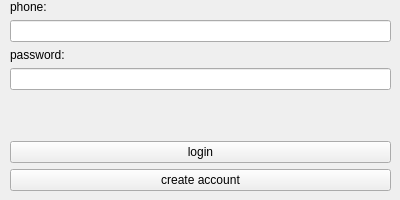
Before: the Qt Designer form ui/login/login.ui in shikro/database_client, drawn with Qt 5.
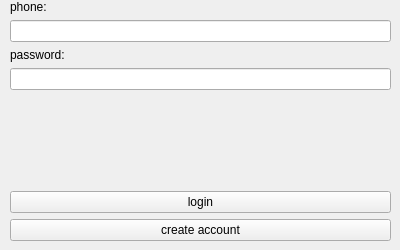
After: the same form once the commit is applied.

Commit message: login errors + client info parsing

What changed in the file:
```diff
--- a/ui/login/login.ui
+++ b/ui/login/login.ui
@@ -7,7 +7,7 @@
     <x>0</x>
     <y>0</y>
     <width>400</width>
-    <height>200</height>
+    <height>250</height>
    </rect>
   </property>
   <property name="sizePolicy">
@@ -19,13 +19,13 @@
   <property name="minimumSize">
    <size>
     <width>400</width>
-    <height>200</height>
+    <height>250</height>
    </size>
   </property>
   <property name="maximumSize">
    <size>
     <width>400</width>
-    <height>200</height>
+    <height>250</height>
    </size>
   </property>
   <property name="windowTitle">
@@ -41,7 +41,7 @@
       <x>10</x>
       <y>0</y>
       <width>381</width>
-      <height>191</height>
+      <height>241</height>
      </rect>
     </property>
     <layout class="QVBoxLayout" name="verticalLayout">
@@ -101,6 +101,42 @@
        </property>
       </spacer>
      </item>
+     <item>
+      <widget class="QLabel" name="error_label">
+       <property name="font">
+        <font>
+         <pointsize>14</pointsize>
+         <weight>75</weight>
+         <bold>true</bold>
+        </font>
+       </property>
+       <property name="styleSheet">
+        <string notr="true">color: rgb(255, 0, 12);</string>
+       </property>
+       <property name="frameShape">
+        <enum>QFrame::NoFrame</enum>
+       </property>
+       <property name="text">
+        <string/>
+       </property>
+       <property name="textFormat">
+        <enum>Qt::PlainText</enum>
+       </property>
+      </widget>
+     </item>
+     <item>
+      <spacer name="verticalSpacer_2">
+       <property name="orientation">
+        <enum>Qt::Vertical</enum>
+       </property>
+       <property name="sizeHint" stdset="0">
+        <size>
+         <width>20</width>
+         <height>40</height>
+        </size>
+       </property>
+      </spacer>
+     </item>
      <item>
       <widget class="QPushButton" name="login_button">
        <property name="text">
```
Left out of the diff: 3 changed lines with no effect on the pictures. The commit also changes 3 other files.
